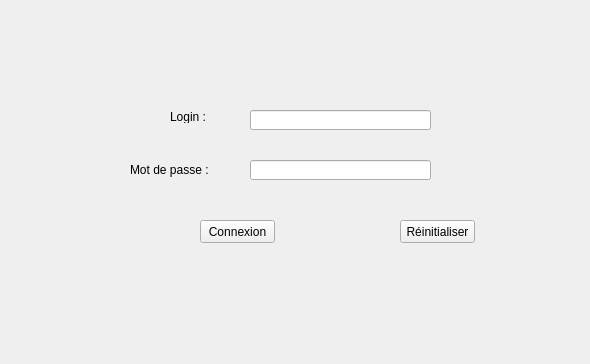
First picture: the form in mainwindow.ui, repository provalinf/ProjetEvaluation, before the edit.
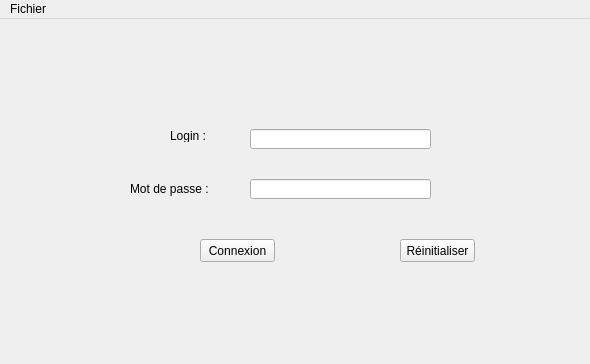
Second picture: the form after the edit.

Commit message: Ajout menu Menu Item : Se déconnecter Mot de passe caché lors de la connexion

What changed in the file:
```diff
--- a/mainwindow.ui
+++ b/mainwindow.ui
@@ -72,6 +72,9 @@
         <height>20</height>
        </rect>
       </property>
+      <property name="echoMode">
+       <enum>QLineEdit::Password</enum>
+      </property>
      </widget>
      <widget class="QPushButton" name="connectButton">
       <property name="geometry">
@@ -351,6 +354,28 @@
     </widget>
    </widget>
   </widget>
+  <widget class="QMenuBar" name="menuBar">
+   <property name="geometry">
+    <rect>
+     <x>0</x>
+     <y>0</y>
+     <width>590</width>
+     <height>21</height>
+    </rect>
+   </property>
+   <widget class="QMenu" name="menuFichier">
+    <property name="title">
+     <string>Fichier</string>
+    </property>
+    <addaction name="actionSe_d_connecter"/>
+   </widget>
+   <addaction name="menuFichier"/>
+  </widget>
+  <action name="actionSe_d_connecter">
+   <property name="text">
+    <string>Se déconnecter</string>
+   </property>
+  </action>
  </widget>
  <layoutdefault spacing="6" margin="11"/>
  <tabstops>
```
The commit also changes 2 other files.
